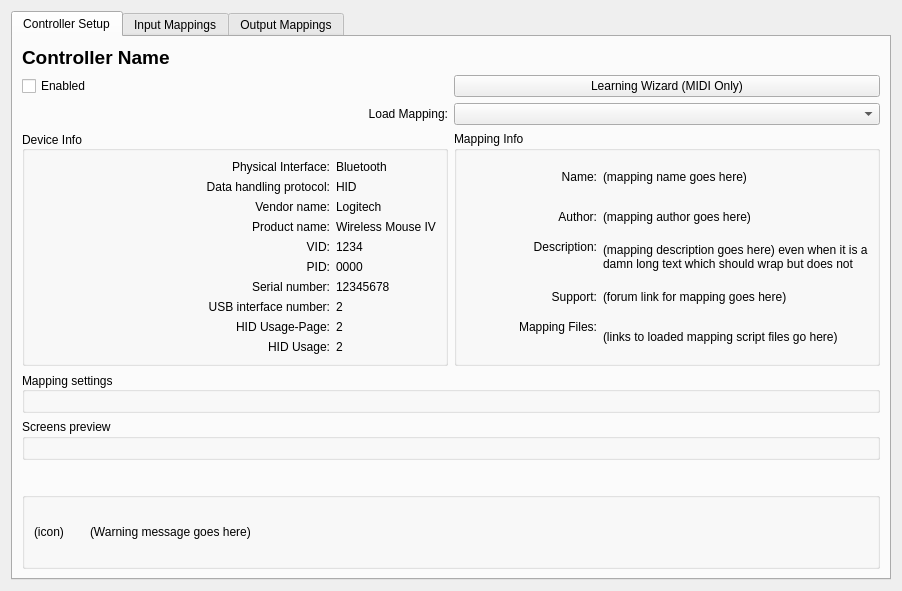
Qt form src/controllers/dlgprefcontrollerdlg.ui (JoergAtGithub/mixxx) before a commit.
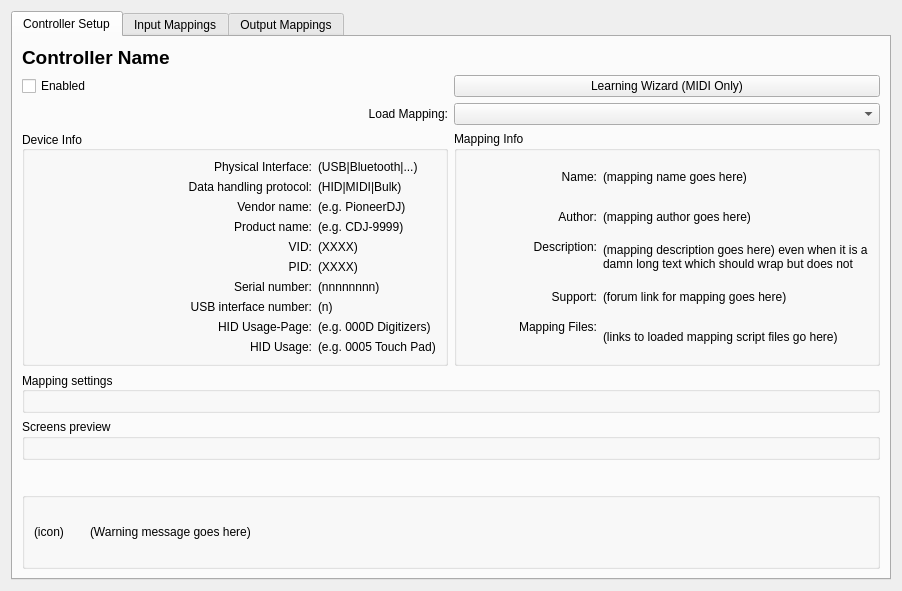
The same form after that commit.

Commit message: Fixed indent and example values in ui file

```diff
--- a/src/controllers/dlgprefcontrollerdlg.ui
+++ b/src/controllers/dlgprefcontrollerdlg.ui
@@ -103,7 +103,7 @@
                        <string notr="true"/>
                      </property>
                      <property name="text">
-                       <string notr="true">Bluetooth</string>
+               <string notr="true">(USB|Bluetooth|...)</string>
                      </property>
                    </widget>
                  </item>
@@ -141,7 +141,7 @@
                        <string notr="true"/>
                      </property>
                      <property name="text">
-                       <string notr="true">HID</string>
+               <string notr="true">(HID|MIDI|Bulk)</string>
                      </property>
                    </widget>
                  </item>
@@ -179,7 +179,7 @@
                        <string notr="true"/>
                      </property>
                      <property name="text">
-                       <string notr="true">Logitech</string>
+               <string notr="true">(e.g. PioneerDJ)</string>
                      </property>
                    </widget>
                  </item>
@@ -217,7 +217,7 @@
                        <string notr="true"/>
                      </property>
                      <property name="text">
-                       <string notr="true">Wireless Mouse IV</string>
+               <string notr="true">(e.g. CDJ-9999)</string>
                      </property>
                    </widget>
                  </item>
@@ -258,7 +258,7 @@
                        <string notr="true"/>
                      </property>
                      <property name="text">
-                       <string notr="true">1234</string>
+               <string notr="true">(XXXX)</string>
                      </property>
                    </widget>
                  </item>
@@ -299,7 +299,7 @@
                        <string notr="true"/>
                      </property>
                      <property name="text">
-                       <string notr="true">0000</string>
+               <string notr="true">(XXXX)</string>
                      </property>
                    </widget>
                  </item>
@@ -337,7 +337,7 @@
                        <string notr="true"/>
                      </property>
                      <property name="text">
-                       <string notr="true">12345678</string>
+               <string notr="true">(nnnnnnnn)</string>
                      </property>
                    </widget>
                  </item>
@@ -375,7 +375,7 @@
                        <string notr="true"/>
                      </property>
                      <property name="text">
-                       <string notr="true">2</string>
+               <string notr="true">(n)</string>
                      </property>
                    </widget>
                  </item>
@@ -413,7 +413,7 @@
                        <string notr="true"/>
                      </property>
                      <property name="text">
-                       <string notr="true">2</string>
+               <string notr="true">(e.g. 000D Digitizers)</string>
                      </property>
                    </widget>
                  </item>
@@ -451,7 +451,7 @@
                        <string notr="true"/>
                      </property>
                      <property name="text">
-                       <string notr="true">2</string>
+               <string notr="true">(e.g. 0005 Touch Pad)</string>
                      </property>
                    </widget>
                  </item>
```
Lines whose indentation alone changed are shown as unchanged.
